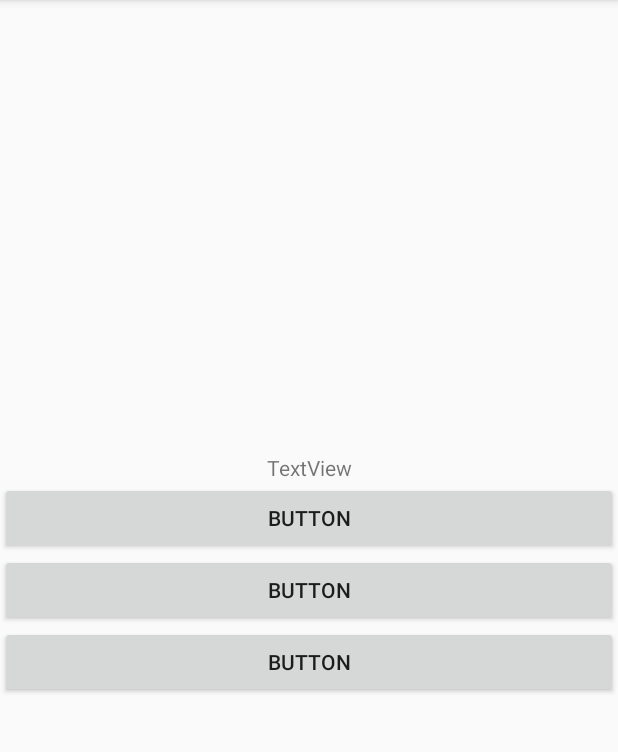
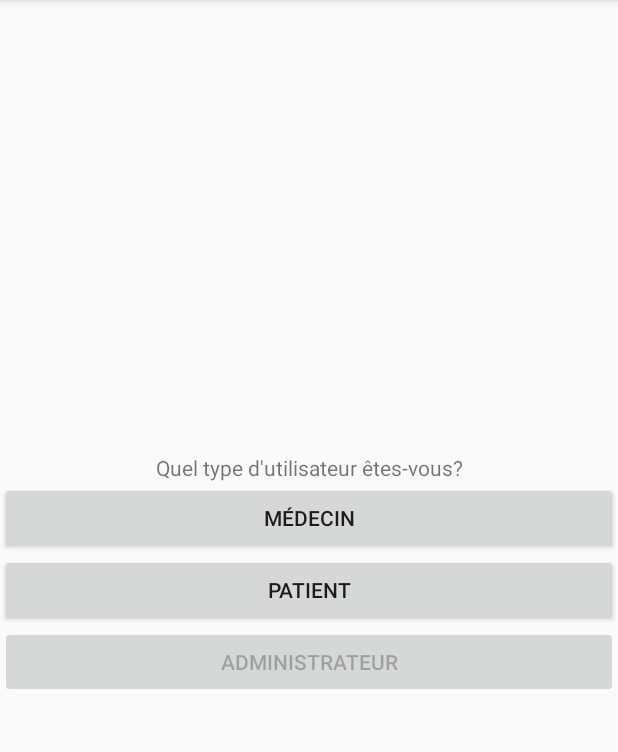
Before and after one commit to richardoot/MeetMyDoc-Android-, an Android app: the ChoixUtilisateurConnexionActivity screen opened directly, with no data from a screen before it, on a phone screen of 412 x 824 dp, the part 84-836 px from its top. Run offline under Robolectric (Android 15) with nearby library versions, the phone set to English and light mode, and no system bars.

Commit message:
Affichage des activitées ChoixConnexion et ChoixUtilisateur(Connexion/Inscription)

```diff
--- a/app/src/main/AndroidManifest.xml
+++ b/app/src/main/AndroidManifest.xml
@@ -16,7 +16,8 @@
                 <category android:name="android.intent.category.LAUNCHER" />
             </intent-filter>
         </activity>
-        <activity android:name=".controller.ChoixUtilisateurConnexionActivity"></activity>
+        <activity android:name=".controller.ChoixUtilisateurConnexionActivity" />
+        <activity android:name=".controller.ChoixUtilisateurInscriptionActivity"></activity>
     </application>
 
 </manifest>
--- a/app/src/main/java/fr/dutinfoprojet19/meetmydoc/controller/ChoixUtilisateurConnexionActivity.java
+++ b/app/src/main/java/fr/dutinfoprojet19/meetmydoc/controller/ChoixUtilisateurConnexionActivity.java
@@ -2,14 +2,47 @@ package fr.dutinfoprojet19.meetmydoc.controller;
 
 import android.support.v7.app.AppCompatActivity;
 import android.os.Bundle;
+import android.widget.Button;
+import android.widget.TextView;
 
 import fr.dutinfoprojet19.meetmydoc.R;
 
 public class ChoixUtilisateurConnexionActivity extends AppCompatActivity {
 
+    // Déclaration des éléménts graphiques
+        private TextView m_textChoixUtilisateurConnexion;
+        private Button m_boutonMedecin;
+        private Button m_boutonPatient;
+        private Button m_boutonAdministrateur;
+
     @Override
     protected void onCreate(Bundle savedInstanceState) {
         super.onCreate(savedInstanceState);
         setContentView(R.layout.activity_choix_utilisateur_connexion);
+
+        // Référencement des éléments graphiques
+            m_textChoixUtilisateurConnexion = (TextView) findViewById(R.id.activity_choix_utilisateur_choix_txt);
+            m_boutonMedecin = (Button) findViewById(R.id.activity_choix_utilisateur_connexion_medecin_btn);
+            m_boutonPatient = (Button) findViewById(R.id.activity_choix_utilisateur_connexion_patient_btn);
+            m_boutonAdministrateur = (Button) findViewById(R.id.activity_choix_utilisateur_connexion_administrateur_btn);
+
+        //Définir textes
+            //texte à afficher
+                m_textChoixUtilisateurConnexion.setText("Quel type d'utilisateur êtes-vous?");
+
+            //textes des boutons
+                m_boutonMedecin.setText("Médecin");
+                m_boutonPatient.setText("Patient");
+                m_boutonAdministrateur.setText("Administrateur");
+
+        //Désabilité bouton administrateur (car non disponible)
+            m_boutonAdministrateur.setEnabled(false);
+
+        //Définir action du click pour
+            //Bouton médecin
+
+
+            //Bouton patient
+
     }
 }
--- a/app/src/main/res/layout/activity_choix_utilisateur_connexion.xml
+++ b/app/src/main/res/layout/activity_choix_utilisateur_connexion.xml
@@ -20,19 +20,19 @@
             android:text="TextView" />
 
         <Button
-            android:id="@+id/activity_choix_utilisateur_medecin_btn"
+            android:id="@+id/activity_choix_utilisateur_connexion_medecin_btn"
             android:layout_width="match_parent"
             android:layout_height="wrap_content"
             android:text="Button" />
 
         <Button
-            android:id="@+id/activity_choix_utilisateur_patient_btn"
+            android:id="@+id/activity_choix_utilisateur_connexion_patient_btn"
             android:layout_width="match_parent"
             android:layout_height="wrap_content"
             android:text="Button" />
 
         <Button
-            android:id="@+id/activity_choix_utilisateur_administrateur_btn"
+            android:id="@+id/activity_choix_utilisateur_connexion_administrateur_btn"
             android:layout_width="match_parent"
             android:layout_height="wrap_content"
             android:text="Button" />
```
Also changed, not shown: app/src/main/java/fr/dutinfoprojet19/meetmydoc/controller/ChoixConnexionActivity.java (+41 -0 lines), app/src/main/java/fr/dutinfoprojet19/meetmydoc/controller/ChoixUtilisateurInscriptionActivity.java (+28 -0 lines), app/src/main/res/layout/activity_choix_utilisateur_inscription.xml (+27 -0 lines).
